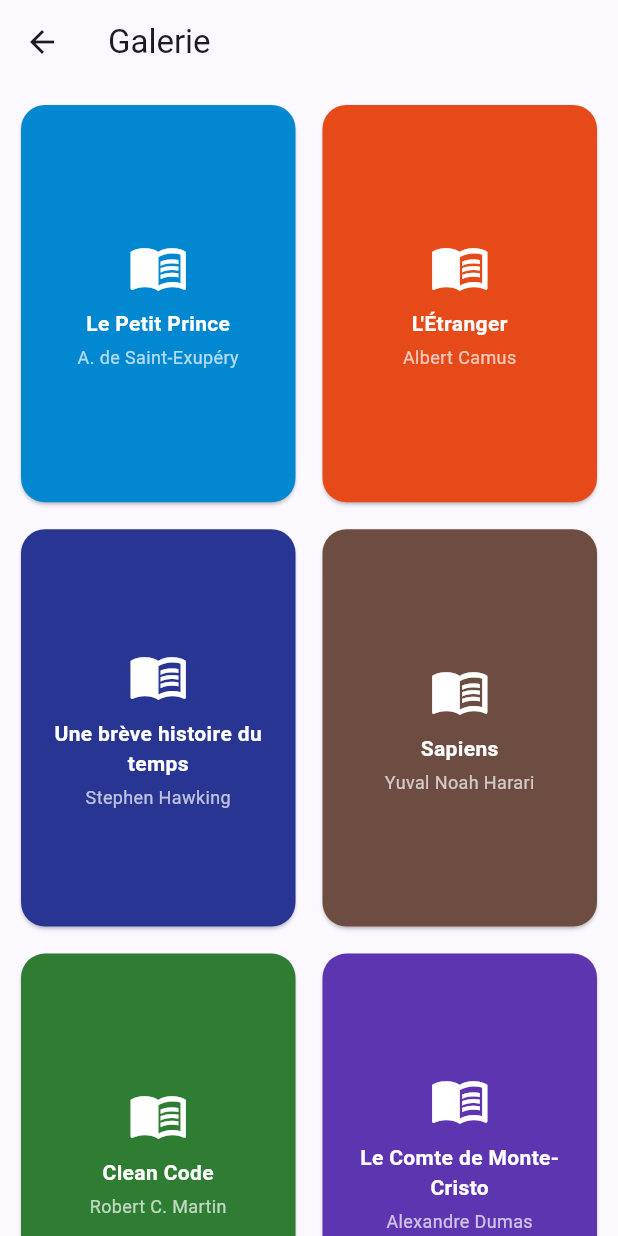
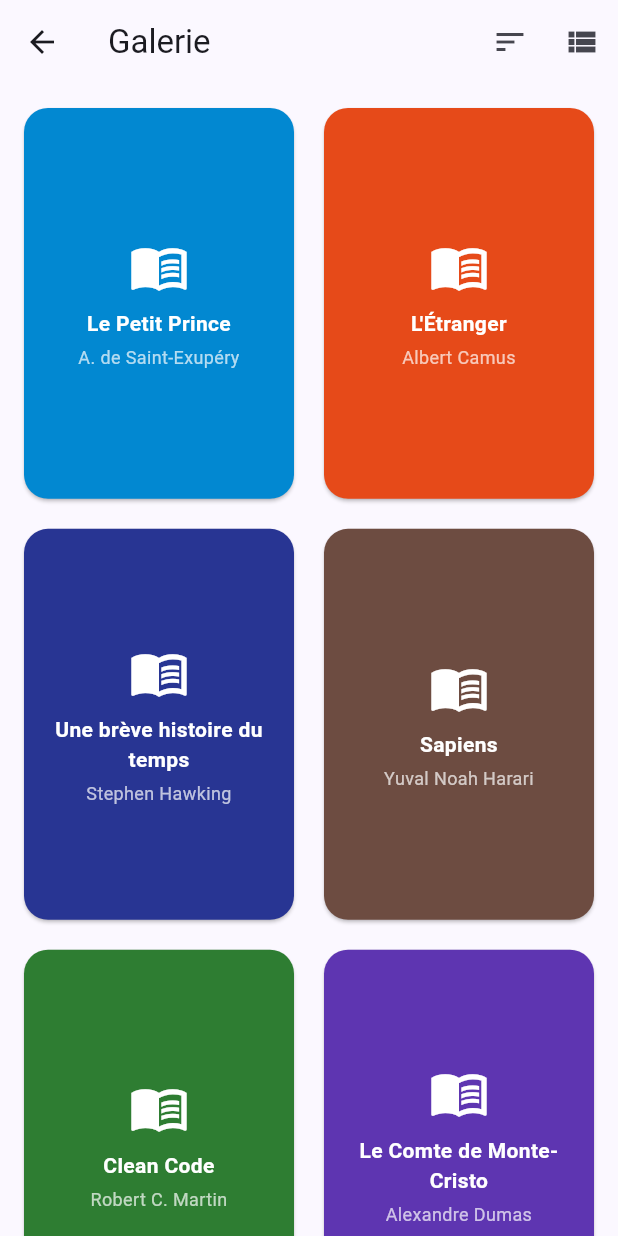
Before and after one commit to MoomenCH/ma_biblio, a Flutter app: the GalerieScreen screen opened directly, on a phone screen of 412 x 824 dp. Run offline on Flutter 3.47's test engine with Material 3 defaults, Android fonts, the phone set to English and light mode, and no system bars.

Commit message:
Partie 06 : GridView.builder responsive, bascule et tri

```diff
--- a/lib/screens/detail_screen.dart
+++ b/lib/screens/detail_screen.dart
@@ -1,54 +1,102 @@
 import 'package:flutter/material.dart';
-import '../data/livres_data.dart';
+import '../models/livre.dart';
 
-class GalerieScreen extends StatelessWidget {
-  const GalerieScreen({super.key});
+class DetailScreen extends StatefulWidget {
+  final Livre livre;
+
+  const DetailScreen({super.key, required this.livre});
 
   @override
+  State<DetailScreen> createState() => _DetailScreenState();
+}
+
+class _DetailScreenState extends State<DetailScreen> {
+  @override
   Widget build(BuildContext context) {
+    final livre = widget.livre;
+
     return Scaffold(
-      appBar: AppBar(title: const Text('Galerie')),
-      body: GridView.count(
-        crossAxisCount: 2,
-        mainAxisSpacing: 10,
-        crossAxisSpacing: 10,
-        padding: const EdgeInsets.all(10),
-        childAspectRatio: 0.7,
-        children: livres.map((l) {
-          return Card(
-            color: l.couleur,
+      appBar: AppBar(title: Text(livre.titre)),
+      body: SingleChildScrollView(
+        padding: const EdgeInsets.all(12),
+        child: Card(
+          elevation: 4,
+          clipBehavior: Clip.antiAlias,
           shape: RoundedRectangleBorder(
             borderRadius: BorderRadius.circular(16),
           ),
-            child: Padding(
-              padding: const EdgeInsets.all(8),
           child: Column(
-                mainAxisAlignment: MainAxisAlignment.center,
             children: [
-                  const Icon(Icons.menu_book, color: Colors.white, size: 40),
-                  const SizedBox(height: 8),
-                  Text(
-                    l.titre,
-                    maxLines: 2,
-                    overflow: TextOverflow.ellipsis,
+              Container(
+                height: 200,
+                width: double.infinity,
+                color: livre.couleur,
+                alignment: Alignment.center,
+                padding: const EdgeInsets.all(16),
+                child: Text(
+                  livre.titre,
                   textAlign: TextAlign.center,
                   style: const TextStyle(
                     color: Colors.white,
+                    fontSize: 28,
                     fontWeight: FontWeight.bold,
                   ),
                 ),
-                  const SizedBox(height: 4),
-                  Text(
-                    l.auteur,
-                    textAlign: TextAlign.center,
-                    style:
-                        const TextStyle(color: Colors.white70, fontSize: 12),
+              ),
+              ListTile(
+                leading: const Icon(Icons.person),
+                title: const Text('Auteur'),
+                subtitle: Text(livre.auteur),
+              ),
+              ListTile(
+                leading: const Icon(Icons.calendar_today),
+                title: const Text('Année'),
+                subtitle: Text('${livre.annee}'),
+              ),
+              ListTile(
+                leading: const Icon(Icons.category),
+                title: const Text('Genre'),
+                subtitle: Text(livre.genre),
+              ),
+              Padding(
+                padding: const EdgeInsets.all(8),
+                child: OverflowBar(
+                  alignment: MainAxisAlignment.end,
+                  spacing: 8,
+                  children: [
+                    TextButton.icon(
+                      icon: Icon(
+                        livre.favori
+                            ? Icons.favorite
+                            : Icons.favorite_border,
+                        color: Colors.red,
+                      ),
+                      label: const Text('Ajouter aux favoris'),
+                      onPressed: () {
+                        setState(() {
+                          livre.favori = !livre.favori;
+                        });
+                      },
+                    ),
+                    TextButton.icon(
+                      icon: Icon(
+                        livre.lu
+                            ? Icons.check_circle
+                            : Icons.check_circle_outline,
+                      ),
+                      label: const Text('Marquer comme lu'),
+                      onPressed: () {
+                        setState(() {
+                          livre.lu = !livre.lu;
+                        });
+                      },
                     ),
                   ],
                 ),
               ),
-          );
-        }).toList(),
+            ],
+          ),
+        ),
       ),
     );
   }
--- a/lib/screens/galerie_screen.dart
+++ b/lib/screens/galerie_screen.dart
@@ -1,54 +1,97 @@
 import 'package:flutter/material.dart';
 import '../data/livres_data.dart';
+import '../models/livre.dart';
+import '../widgets/livre_card.dart';
+import '../widgets/livre_grid_item.dart';
+import 'detail_screen.dart';
 
-class GalerieScreen extends StatelessWidget {
+class GalerieScreen extends StatefulWidget {
   const GalerieScreen({super.key});
 
   @override
+  State<GalerieScreen> createState() => _GalerieScreenState();
+}
+
+class _GalerieScreenState extends State<GalerieScreen> {
+  // Q6.6 : true = grille, false = liste
+  bool _modeGrille = true;
+
+  // Q6.5 : ouvre le détail, puis rafraîchit au retour (le cœur se met à jour)
+  void _ouvrirDetail(Livre livre) {
+    Navigator.push(
+      context,
+      MaterialPageRoute(builder: (_) => DetailScreen(livre: livre)),
+    ).then((_) => setState(() {}));
+  }
+
+  @override
   Widget build(BuildContext context) {
+    // Q6.4 : nombre de colonnes selon la largeur de l'écran
+    final largeur = MediaQuery.of(context).size.width;
+    final colonnes = largeur < 600 ? 2 : (largeur < 900 ? 3 : 4);
+
     return Scaffold(
-      appBar: AppBar(title: const Text('Galerie')),
-      body: GridView.extent(
-        maxCrossAxisExtent: 150,
-        mainAxisSpacing: 10,
-        crossAxisSpacing: 10,
-        padding: const EdgeInsets.all(10),
-        childAspectRatio: 0.7,
-        children: livres.map((l) {
-          return Card(
-            color: l.couleur,
-            shape: RoundedRectangleBorder(
-              borderRadius: BorderRadius.circular(16),
+      appBar: AppBar(
+        title: const Text('Galerie'),
+        actions: [
+          // Q6.7 : tri par note décroissante
+          IconButton(
+            icon: const Icon(Icons.sort),
+            tooltip: 'Trier par note',
+            onPressed: () {
+              setState(() {
+                livres.sort((a, b) => b.note.compareTo(a.note));
+              });
+            },
           ),
-            child: Padding(
-              padding: const EdgeInsets.all(8),
-              child: Column(
-                mainAxisAlignment: MainAxisAlignment.center,
-                children: [
-                  const Icon(Icons.menu_book, color: Colors.white, size: 40),
-                  const SizedBox(height: 8),
-                  Text(
-                    l.titre,
-                    maxLines: 2,
-                    overflow: TextOverflow.ellipsis,
-                    textAlign: TextAlign.center,
-                    style: const TextStyle(
-                      color: Colors.white,
-                      fontWeight: FontWeight.bold,
-                    ),
-                  ),
-                  const SizedBox(height: 4),
-                  Text(
-                    l.auteur,
-                    textAlign: TextAlign.center,
-                    style:
-                        const TextStyle(color: Colors.white70, fontSize: 12),
+          // Q6.6 : bascule grille / liste
+          IconButton(
+            icon: Icon(_modeGrille ? Icons.view_list : Icons.grid_view),
+            tooltip: _modeGrille ? 'Afficher en liste' : 'Afficher en grille',
+            onPressed: () {
+              setState(() {
+                _modeGrille = !_modeGrille;
+              });
+            },
           ),
         ],
       ),
+      body: _modeGrille
+          // Q6.1 : GridView.builder (construction à la demande)
+          ? GridView.builder(
+              padding: const EdgeInsets.all(12),
+              itemCount: livres.length,
+              gridDelegate: SliverGridDelegateWithFixedCrossAxisCount(
+                crossAxisCount: colonnes, // Q6.4 (pour Q6.1, mettez 2)
+                childAspectRatio: 0.7,
+                mainAxisSpacing: 12,
+                crossAxisSpacing: 12,
               ),
+              // Q6.3 : à tester à la place du délégué ci-dessus
+              // gridDelegate: const SliverGridDelegateWithMaxCrossAxisExtent(
+              //   maxCrossAxisExtent: 180,
+              //   childAspectRatio: 0.7,
+              //   mainAxisSpacing: 12,
+              //   crossAxisSpacing: 12,
+              // ),
+              itemBuilder: (context, index) {
+                final livre = livres[index];
+                return LivreGridItem(
+                  livre: livre,
+                  onTap: () => _ouvrirDetail(livre),
                 );
-        }).toList(),
+              },
+            )
+          // Q6.6 : mode liste
+          : ListView.builder(
+              itemCount: livres.length,
+              itemBuilder: (context, index) {
+                final livre = livres[index];
+                return LivreCard(
+                  livre: livre,
+                  onTap: () => _ouvrirDetail(livre),
+                );
+              },
             ),
     );
   }
--- a/lib/widgets/livre_grid_item.dart
+++ b/lib/widgets/livre_grid_item.dart
@@ -0,0 +1,64 @@
+import 'package:flutter/material.dart';
+import '../models/livre.dart';
+
+class LivreGridItem extends StatelessWidget {
+  final Livre livre;
+  final VoidCallback? onTap;
+
+  const LivreGridItem({super.key, required this.livre, this.onTap});
+
+  @override
+  Widget build(BuildContext context) {
+    return Card(
+      color: livre.couleur,
+      clipBehavior: Clip.antiAlias,
+      shape: RoundedRectangleBorder(
+        borderRadius: BorderRadius.circular(16),
+      ),
+      child: InkWell(
+        onTap: onTap,
+        child: Stack(
+          children: [
+            Padding(
+              padding: const EdgeInsets.all(8),
+              child: Center(
+                child: Column(
+                  mainAxisAlignment: MainAxisAlignment.center,
+                  children: [
+                    const Icon(Icons.menu_book,
+                        color: Colors.white, size: 40),
+                    const SizedBox(height: 8),
+                    Text(
+                      livre.titre,
+                      maxLines: 2,
+                      overflow: TextOverflow.ellipsis,
+                      textAlign: TextAlign.center,
+                      style: const TextStyle(
+                        color: Colors.white,
+                        fontWeight: FontWeight.bold,
+                      ),
+                    ),
+                    const SizedBox(height: 4),
+                    Text(
+                      livre.auteur,
+                      textAlign: TextAlign.center,
+                      style: const TextStyle(
+                          color: Colors.white70, fontSize: 12),
+                    ),
+                  ],
+                ),
+              ),
+            ),
+            // Q6.2 : cœur en haut à droite si le livre est en favori
+            if (livre.favori)
+              const Positioned(
+                top: 8,
+                right: 8,
+                child: Icon(Icons.favorite, color: Colors.white),
+              ),
+          ],
+        ),
+      ),
+    );
+  }
+}
```
Lines whose indentation alone changed are shown as unchanged.
